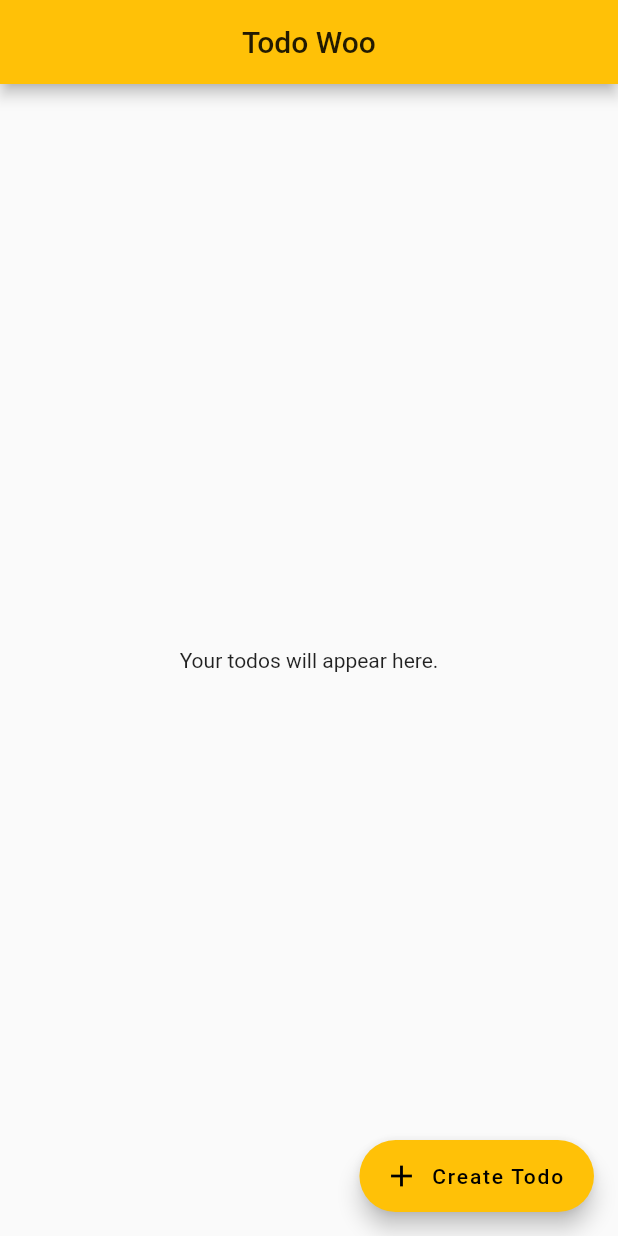
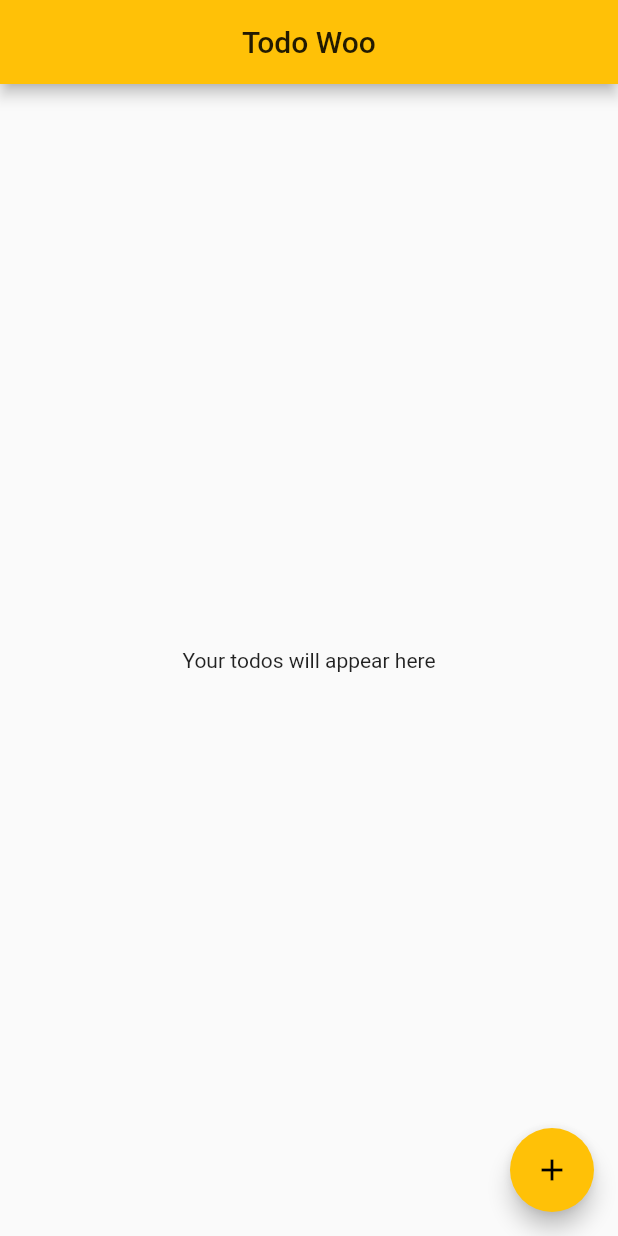
Before and after one commit to divyapanthi/flutter_todo_app, a Flutter app: the screen it shows after launch, on a phone screen of 412 x 824 dp. Run offline on Flutter 3.47's test engine with Material 2 defaults, Android fonts, the light colour scheme and no system bars.

Commit message:
Created todo model, create_todo screen and added some functionalities to create, add and delete tasks in todolist

```diff
--- a/lib/src/Screens/homeScreen.dart
+++ /dev/null
@@ -1,45 +0,0 @@
-import 'package:flutter/material.dart';
-import 'package:todo_app/src/screens/createTodoScreen.dart';
-
-class HomeScreen extends StatefulWidget {
-  @override
-  HomeScreenState createState() => HomeScreenState();
-}
-
-class HomeScreenState extends State<HomeScreen> {
-  @override
-  int counter = 0;
-
-  Widget build(BuildContext context) {
-    return MaterialApp(
-      theme: ThemeData(
-        primarySwatch: Colors.amber,
-      ),
-      home: Scaffold(
-        appBar: AppBar(
-          centerTitle: true,
-          title: Text("Todo Woo"),
-        ),
-        body: Center(
-            child: Text(
-                "Your todos will appear here."
-            )
-        ),
-        floatingActionButton: FloatingActionButton.extended(
-          onPressed: () async{
-            var data = await Navigator.of(context).push(
-                MaterialPageRoute(
-                    builder: (BuildContext context) {
-                      return CreateTodoScreen();
-                    }
-                )
-            );
-            print("Data from second screen $data");
-          },
-          label: const Text("Create Todo"),
-          icon: const Icon(Icons.add),
-        ),
-      ),
-    );
-  }
-}
--- a/lib/src/models/todoListModel.dart
+++ /dev/null
@@ -1,6 +0,0 @@
-class TodoListModel{
-  String title;
-  DateTime date;
-
-  TodoListModel(this.title, this.date);
-}
--- /dev/null
+++ b/lib/src/models/todoModel.dart
@@ -0,0 +1,8 @@
+class Todo{
+  String? title;
+  String? description;
+  DateTime? date;
+
+  Todo(this.title, this.description, this.date);
+
+}
--- /dev/null
+++ b/lib/src/screens/homeScreen.dart
@@ -0,0 +1,44 @@
+import 'package:flutter/material.dart';
+import 'package:todo_app/src/models/todoModel.dart';
+import 'package:todo_app/src/screens/createTodo.dart';
+import 'package:todo_app/src/widgets/todoListWidget.dart';
+
+class HomeScreen extends StatefulWidget {
+  @override
+  HomeScreenState createState() => HomeScreenState();
+}
+
+class HomeScreenState extends State<HomeScreen> {
+
+  final List<Todo> todolist=[];
+
+  @override
+  Widget build(BuildContext context) {
+    return Scaffold(
+      appBar: AppBar(
+        centerTitle: true,
+        title: Text("Todo Woo"),
+      ),
+      body: todolist.isEmpty ? Center(child: Text("Your todos will appear here")) : TodoListWidget(todolist),
+      floatingActionButton: FloatingActionButton(
+        onPressed: () {
+          pushCreateTodoScreen();
+        },
+        // label: const Text("Create Todo"),
+        child: Icon(Icons.add),
+      ),
+    );
+  }
+
+  Future<void> pushCreateTodoScreen() async {
+    var data = await Navigator.of(context).push(MaterialPageRoute(builder: (BuildContext context)
+    {
+      return CreateTodo();
+    }
+    ));
+    setState(() {
+      todolist.add(data);
+    });
+  }
+
+}
--- a/pubspec.yaml
+++ b/pubspec.yaml
@@ -18,7 +18,7 @@ publish_to: 'none' # Remove this line if you wish to publish to pub.dev
 version: 1.0.0+1
 
 environment:
-  sdk: ">=2.7.0 <3.0.0"
+  sdk: ">=2.12.0 <3.0.0"
 
 dependencies:
   flutter:
```
Also changed, not shown: lib/main.dart (+6 -3 lines), lib/src/Screens/createTodoScreen.dart (deleted, +0 -91 lines), lib/src/screens/createTodo.dart (added, +131 -0 lines), lib/src/widgets/todoListWidget.dart (+105 -2 lines), 1 other file.
